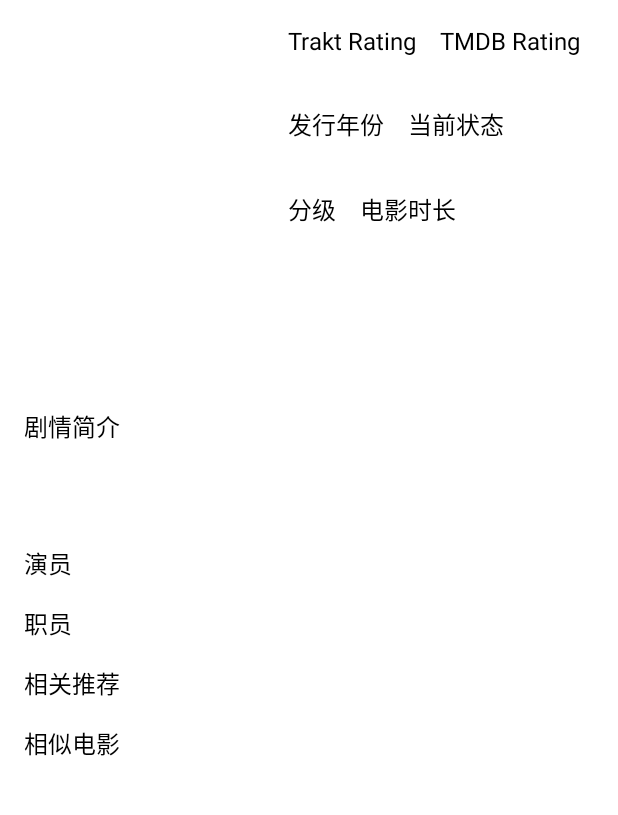
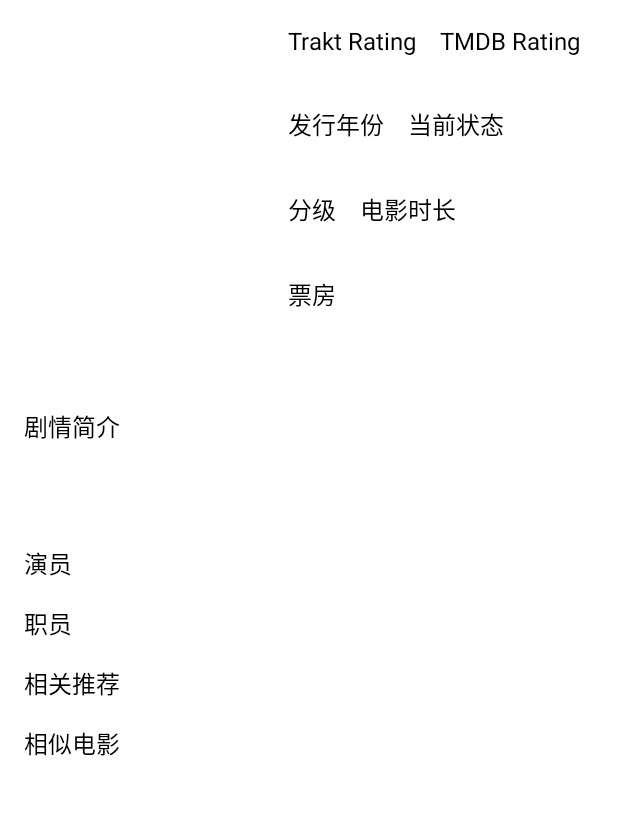
Before and after one commit to penkzhou/Movie, an Android app: the MovieDetailActivity screen opened directly, with no data from a screen before it, on a phone screen of 412 x 824 dp, the part 360-1175 px from its top. Run offline under Robolectric (Android 15) with nearby library versions, the phone set to English and light mode, and no system bars; pictures from the network do not load; 7 statements that could not run were skipped.

Commit message:
fix revenue format error & add revenue section.

```diff
--- a/app/src/main/java/com/oldautumn/movie/data/api/model/TmdbMovieDetail.kt
+++ b/app/src/main/java/com/oldautumn/movie/data/api/model/TmdbMovieDetail.kt
@@ -112,7 +112,7 @@ data class TmdbMovieDetail(
     val production_companies: List<Company>,
     val production_countries: List<Country>,
     val release_date: String,
-    val revenue: Int,
+    val revenue: Long,
     val runtime: Int?,
     val spoken_languages: List<SpokenLanguage>,
     val status: String,
--- a/app/src/main/java/com/oldautumn/movie/ui/movie/MovieDetailActivity.kt
+++ b/app/src/main/java/com/oldautumn/movie/ui/movie/MovieDetailActivity.kt
@@ -6,6 +6,7 @@ import androidx.appcompat.app.AppCompatActivity
 import androidx.lifecycle.*
 import androidx.recyclerview.widget.LinearLayoutManager
 import coil.load
+import coil.transform.RoundedCornersTransformation
 import com.google.android.material.chip.Chip
 import com.oldautumn.movie.MovieUtils
 import com.oldautumn.movie.R
@@ -16,6 +17,7 @@ import com.oldautumn.movie.data.media.MovieRepository
 import com.oldautumn.movie.databinding.ActivityMovieDetailBinding
 import kotlinx.coroutines.launch
 import java.text.DecimalFormat
+import java.text.NumberFormat
 
 class MovieDetailActivity : AppCompatActivity() {
 
@@ -105,7 +107,9 @@ class MovieDetailActivity : AppCompatActivity() {
                             MovieUtils.getMoviePosterUrl(
                                 it.movieDetail.poster_path ?: ""
                             )
-                        )
+                        ){
+                            transformations(RoundedCornersTransformation(12f))
+                        }
                         if (movieSlug.isBlank()) {
                             viewModel.fetchTraktMovieDetail(it.movieDetail.imdb_id ?: "")
                         }
@@ -120,7 +124,7 @@ class MovieDetailActivity : AppCompatActivity() {
                                 )
                             }
                         }
-
+                        binding.movieRevenueValue.text = "$${NumberFormat.getIntegerInstance().format(it.movieDetail.revenue)}"
                         binding.movieReleaseValue.text = it.movieDetail.release_date
                         binding.movieLengthValue.text = "${it.movieDetail.runtime}m"
                         binding.movieStatusValue.text = it.movieDetail.status
--- a/app/src/main/res/layout/activity_movie_detail.xml
+++ b/app/src/main/res/layout/activity_movie_detail.xml
@@ -154,6 +154,27 @@
 
 
             <TextView
+                android:id="@+id/movie_revenue_title"
+                android:layout_width="wrap_content"
+                android:layout_height="wrap_content"
+                android:layout_margin="16dp"
+                android:text="票房"
+                android:textColor="@color/black"
+                android:textSize="16sp"
+                app:layout_constraintLeft_toRightOf="@+id/movie_poster"
+                app:layout_constraintTop_toBottomOf="@+id/movie_certificate_value" />
+
+
+            <TextView
+                android:id="@+id/movie_revenue_value"
+                android:layout_width="wrap_content"
+                android:layout_height="wrap_content"
+                android:textSize="12sp"
+                app:layout_constraintLeft_toLeftOf="@+id/movie_revenue_title"
+                app:layout_constraintTop_toBottomOf="@+id/movie_revenue_title" />
+
+
+            <TextView
                 android:id="@+id/movie_overview_title"
                 android:layout_width="wrap_content"
                 android:layout_height="wrap_content"
```
